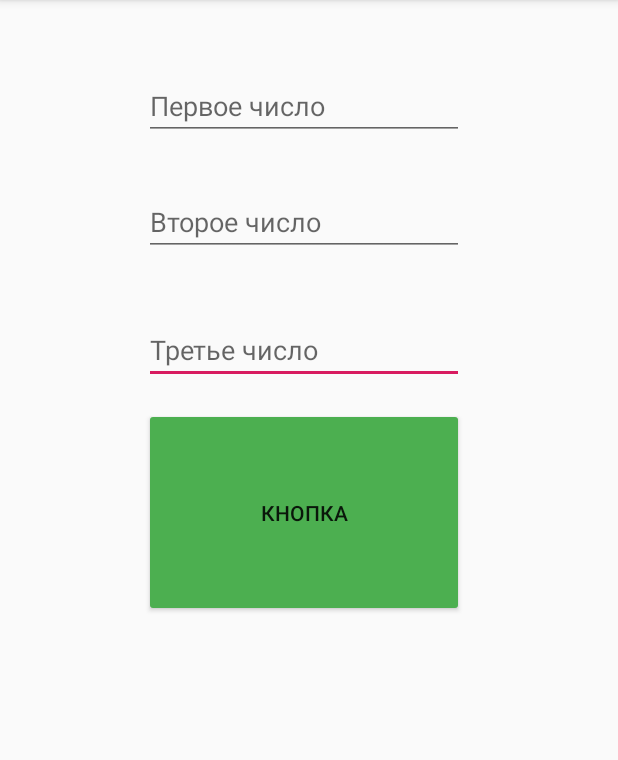
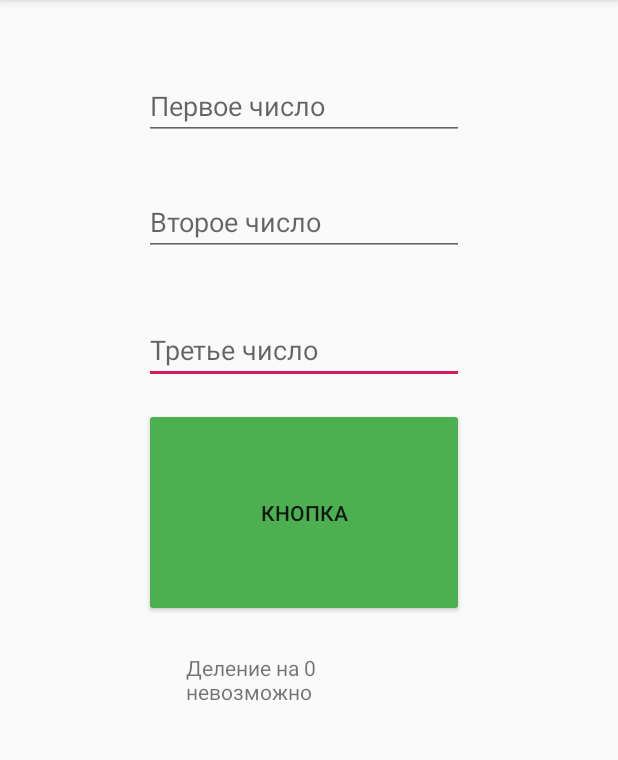
Before and after one commit to Ph4nt0m3r/Calculator, an Android app: the screen it shows after launch (MainActivity), after a tap on "КНОПКА", on a phone screen of 412 x 824 dp, the part 84-844 px from its top. Run offline under Robolectric (Android 15) with nearby library versions, the phone set to English and light mode, and no system bars; 1 statement that could not run was skipped.

Commit message:
Added /
Изменена работа, добавлено деление.

```diff
--- a/app/src/main/java/ru/phantomer/calculator/MainActivity.java
+++ b/app/src/main/java/ru/phantomer/calculator/MainActivity.java
@@ -1,6 +1,7 @@
 package ru.phantomer.calculator;
 
 import androidx.appcompat.app.AppCompatActivity;
+
 import android.os.Bundle;
 import android.view.View;
 import android.widget.EditText;
@@ -18,11 +19,13 @@ public class MainActivity extends AppCompatActivity {
         EditText firstInput = findViewById(R.id.editText);
         EditText secondInput = findViewById(R.id.editText2);
         TextView output = findViewById(R.id.textView);
-        output.setText(
-                Integer.parseInt(
-                        firstInput.getText().toString(),
-                        Integer.parseInt(secondInput.getText().toString())) + ""
-        );
+
+        int x = Integer.parseInt(secondInput.getText().toString());
+        if (x == 0)
+            output.setText("Деление на 0 невозможно");
+        else
+            output.setText((Integer.parseInt(firstInput.getText().toString()) / x)+ "");
+
 
     }
 
```
